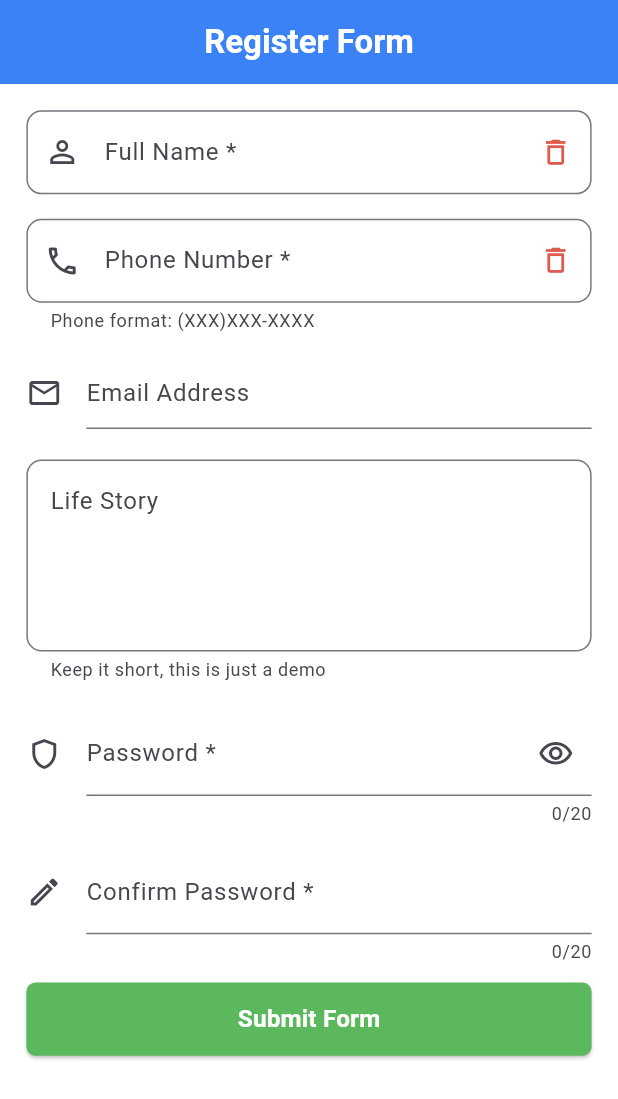
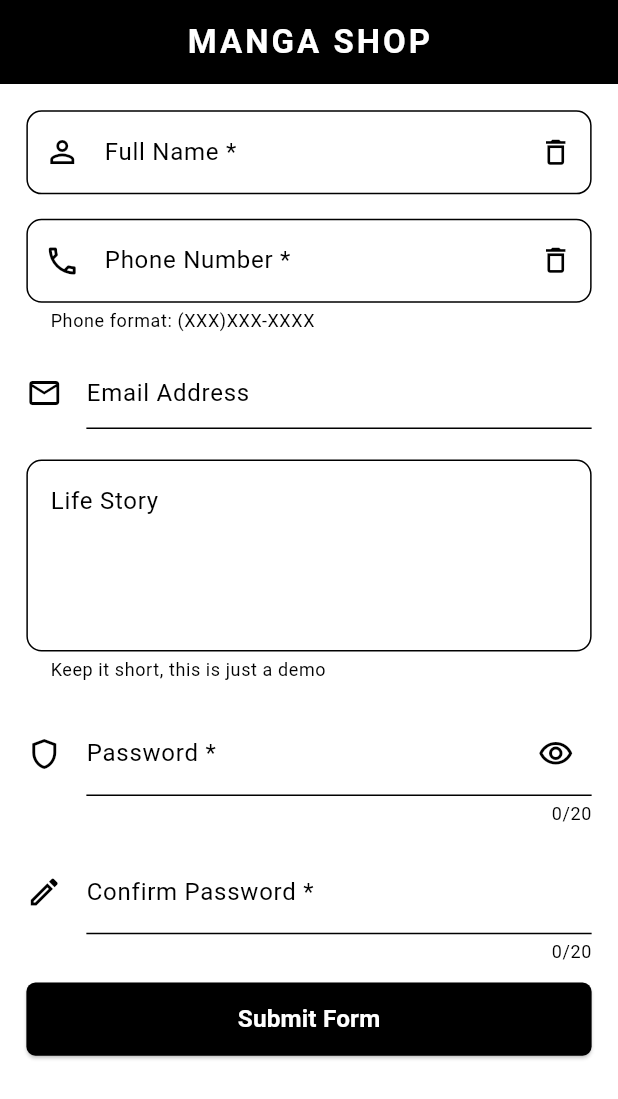
Before and after one commit to DidarZ11/SRSP5, a Flutter app: the screen it shows after launch, on a phone screen of 412 x 824 dp. Shown: the top 1099 px of the screen. Run offline on Flutter 3.47's test engine with Material 3 defaults, Android fonts, the phone set to English and light mode, and no system bars; our stand-ins replace easy_localization, flutter_screenutil, shared_preferences.

Commit message:
SRSP5: black & white manga theme, auth gate, user info screen

```diff
--- a/lib/main.dart
+++ b/lib/main.dart
@@ -5,7 +5,7 @@ import 'package:flutter_screenutil/flutter_screenutil.dart';
 import 'core/constants/app_colors.dart';
 import 'core/localization/app_locales.dart';
 import 'translations/codegen_loader.g.dart';
-import 'pages/registration_page.dart';
+import 'pages/auth_gate.dart';
 
 void main() async {
   WidgetsFlutterBinding.ensureInitialized();
@@ -68,7 +68,7 @@ class MyApp extends StatelessWidget {
             ),
           ),
 
-          home: const RegistrationPage(),
+          home: const AuthGate(),
         );
       },
     );
--- /dev/null
+++ b/lib/pages/auth_gate.dart
@@ -0,0 +1,32 @@
+import 'package:flutter/material.dart';
+import 'package:shared_preferences/shared_preferences.dart';
+
+import 'main_page.dart';
+import 'registration_page.dart';
+
+// SRSP5: решает, какой экран показать при старте приложения.
+// Если имя уже сохранено в SharedPreferences (пользователь когда-то
+// заполнил форму), сразу открываем Manga Shop. Если нет — просим
+// зарегистрироваться. Так форму не нужно заполнять при каждом запуске.
+class AuthGate extends StatelessWidget {
+  const AuthGate({super.key});
+
+  @override
+  Widget build(BuildContext context) {
+    return FutureBuilder<SharedPreferences>(
+      future: SharedPreferences.getInstance(),
+      builder: (context, snapshot) {
+        if (!snapshot.hasData) {
+          return const Scaffold(
+            body: Center(child: CircularProgressIndicator()),
+          );
+        }
+
+        final fullName = snapshot.data!.getString('full_name') ?? '';
+        return fullName.isNotEmpty
+            ? const MainPage()
+            : const RegistrationPage();
+      },
+    );
+  }
+}
--- a/lib/pages/profile_page.dart
+++ b/lib/pages/profile_page.dart
@@ -116,7 +116,7 @@ class _ProfilePageState extends State<ProfilePage> {
                     color: AppColors.primary,
                   ),
                   title: Text(
-                    'SRSP5: User Info',
+                    'User Info',
                     style: AppTextStyles.body,
                   ),
                   trailing: const Icon(Icons.chevron_right),
--- a/lib/pages/registration_page.dart
+++ b/lib/pages/registration_page.dart
@@ -35,9 +35,8 @@ class _RegistrationPageState extends State<RegistrationPage> {
 
   bool _obscurePassword = true;
 
-  static const _blue = Color(0xFF3B82F6);
-  static const _green = Color(0xFF5CB85C);
-  static const _red = Color(0xFFE05B4E);
+  // чёрно-белая тема под мангу: один чёрный цвет на всё
+  static const _ink = Colors.black;
 
   @override
   void dispose() {
@@ -125,7 +124,7 @@ class _RegistrationPageState extends State<RegistrationPage> {
   // кнопка-корзина, очищающая поле
   Widget _clearButton(TextEditingController controller) {
     return IconButton(
-      icon: Icon(Icons.delete_outline, color: _red, size: 22.sp),
+      icon: Icon(Icons.delete_outline, color: _ink, size: 22.sp),
       onPressed: () => setState(controller.clear),
     );
   }
@@ -135,19 +134,26 @@ class _RegistrationPageState extends State<RegistrationPage> {
     return Scaffold(
       backgroundColor: Colors.white,
       appBar: AppBar(
-        backgroundColor: _blue,
+        backgroundColor: _ink,
         foregroundColor: Colors.white,
         centerTitle: true,
         title: const Text(
-          'Register Form',
-          style: TextStyle(fontWeight: FontWeight.w600),
+          'MANGA SHOP',
+          style: TextStyle(fontWeight: FontWeight.bold, letterSpacing: 2),
         ),
       ),
-      body: Form(
-        key: _formKey,
-        child: ListView(
-          padding: EdgeInsets.all(16.w),
-          children: [
+      // Theme красит рамки, подписи и иконки полей в чёрный,
+      // чтобы вся форма была чёрно-белой
+      body: Theme(
+        data: Theme.of(context).copyWith(
+          colorScheme: const ColorScheme.light(primary: _ink),
+          textSelectionTheme: const TextSelectionThemeData(cursorColor: _ink),
+        ),
+        child: Form(
+          key: _formKey,
+          child: ListView(
+            padding: EdgeInsets.all(16.w),
+            children: [
             // Full Name
             TextFormField(
               controller: _nameController,
@@ -276,7 +282,7 @@ class _RegistrationPageState extends State<RegistrationPage> {
               height: 48.h,
               child: ElevatedButton(
                 style: ElevatedButton.styleFrom(
-                  backgroundColor: _green,
+                  backgroundColor: _ink,
                   foregroundColor: Colors.white,
                   shape: RoundedRectangleBorder(
                     borderRadius: BorderRadius.circular(6.r),
@@ -293,7 +299,8 @@ class _RegistrationPageState extends State<RegistrationPage> {
               ),
             ),
             SizedBox(height: 16.h),
-          ],
+            ],
+          ),
         ),
       ),
     );
```
Also changed, not shown: lib/pages/user_info_page.dart (+12 -13 lines).
